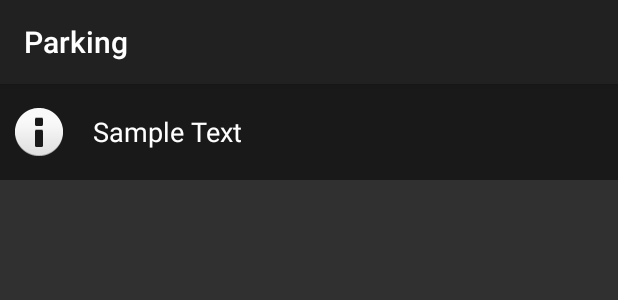
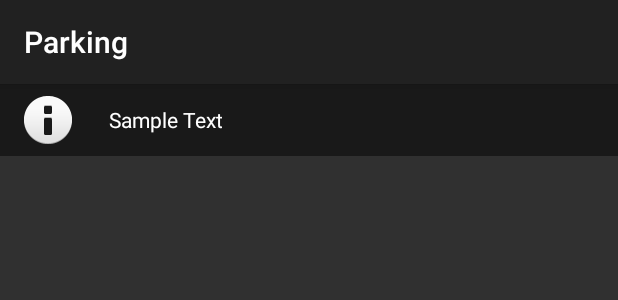
Before and after one commit to Weeam93/Parking, an Android app: the layout drawer_navigation.xml on its own in the app's theme, with its tools: preview values and no code run, on a phone screen of 412 x 824 dp. Shown: the top 300 px of the screen. Run offline under Robolectric (Android 15) with nearby library versions, the phone set to English and light mode, and no system bars.

Commit message:
minor updates

```diff
--- a/app/src/main/res/layout/drawer_navigation.xml
+++ b/app/src/main/res/layout/drawer_navigation.xml
@@ -1,9 +1,8 @@
 <?xml version="1.0" encoding="utf-8"?>
 
-<LinearLayout xmlns:android="http://schemas.android.com/apk/res/android"
+<RelativeLayout xmlns:android="http://schemas.android.com/apk/res/android"
     android:layout_width="fill_parent"
-    android:layout_height="wrap_content"
-    android:layout_weight="3"
+    android:layout_height="48dp"
     android:background="@color/LightBlack"
     android:descendantFocusability="blocksDescendants"
     android:orientation="horizontal">
@@ -13,19 +12,18 @@
         android:layout_width="wrap_content"
         android:layout_height="wrap_content"
         android:layout_gravity="center"
+        android:layout_marginLeft="16dp"
         android:background="@null"
-        android:padding="10dp"
-        android:src="@android:drawable/ic_dialog_info" />
+        android:src="@android:drawable/ic_dialog_info"
+        android:layout_centerVertical="true" />
 
     <TextView
         android:id="@+id/tv_navigation"
         android:layout_width="wrap_content"
-        android:layout_height="wrap_content"
-        android:gravity="center_vertical"
-        android:minHeight="?android:attr/listPreferredItemHeight"
-        android:padding="10dp"
-        android:paddingLeft="6dip"
+        android:layout_height="match_parent"
+        android:layout_marginLeft="72dp"
         android:text="Sample Text"
-        android:textAppearance="?android:attr/textAppearanceMedium"
-        android:textColor="@color/white" />
-</LinearLayout>
+        android:textColor="@color/white"
+        android:textSize="14sp"
+        android:gravity="center" />
+</RelativeLayout>
```
